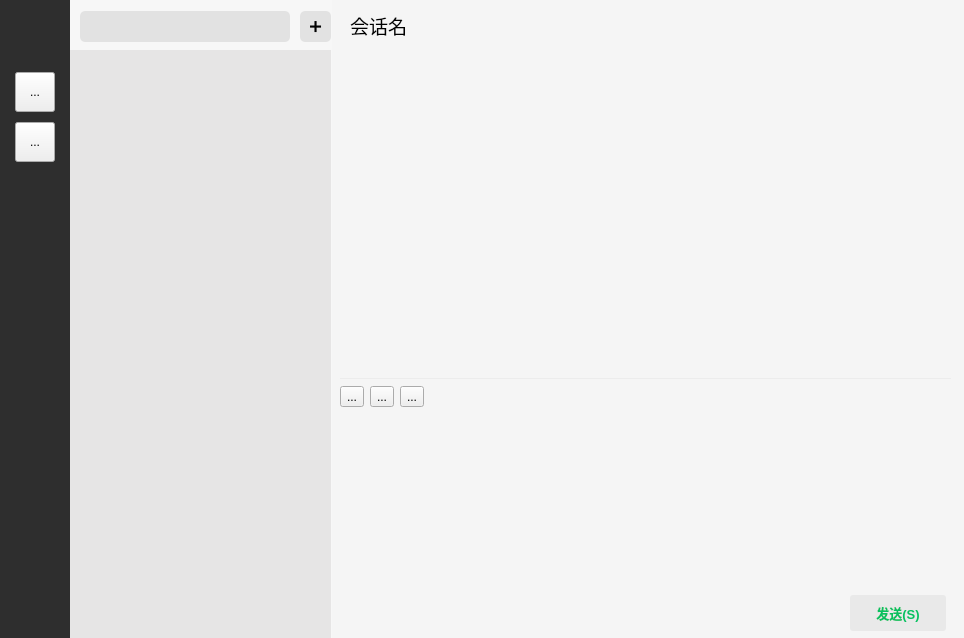
Qt form Client/ui/ChatMain/ClientMain.ui (sAkuraOfficial/Chat) before a commit.
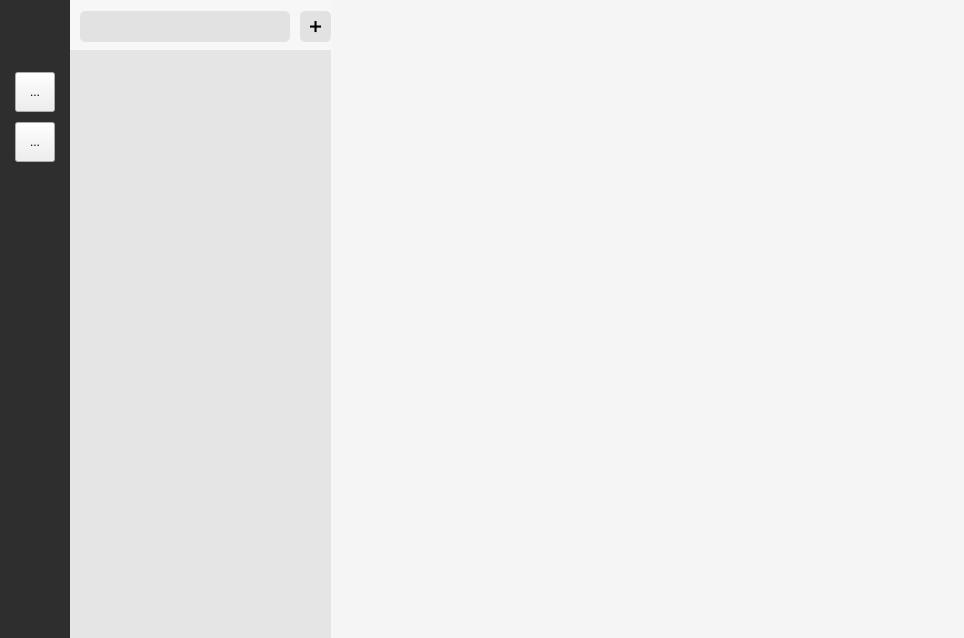
The same form after that commit. Icons and pictures are not drawn.

Diff of the .ui file:
```diff
--- a/Client/ui/ChatMain/ClientMain.ui
+++ b/Client/ui/ChatMain/ClientMain.ui
@@ -160,242 +160,22 @@
     </property>
    </widget>
   </widget>
-  <widget class="QLabel" name="label_sessionName">
-   <property name="geometry">
-    <rect>
-     <x>350</x>
-     <y>10</y>
-     <width>201</width>
-     <height>31</height>
-    </rect>
-   </property>
-   <property name="font">
-    <font>
-     <pointsize>14</pointsize>
-    </font>
-   </property>
-   <property name="text">
-    <string>会话名</string>
-   </property>
-  </widget>
-  <widget class="QSplitter" name="splitter_chat">
+  <widget class="QStackedWidget" name="stackedWidget">
    <property name="geometry">
     <rect>
      <x>340</x>
-     <y>60</y>
+     <y>10</y>
      <width>611</width>
-     <height>571</height>
+     <height>621</height>
     </rect>
    </property>
-   <property name="orientation">
-    <enum>Qt::Orientation::Vertical</enum>
+   <property name="sizePolicy">
+    <sizepolicy hsizetype="Preferred" vsizetype="Minimum">
+     <horstretch>0</horstretch>
+     <verstretch>3</verstretch>
+    </sizepolicy>
    </property>
-   <property name="childrenCollapsible">
-    <bool>false</bool>
-   </property>
-   <widget class="QStackedWidget" name="stackedWidget">
-    <property name="sizePolicy">
-     <sizepolicy hsizetype="Preferred" vsizetype="Minimum">
-      <horstretch>0</horstretch>
-      <verstretch>3</verstretch>
-     </sizepolicy>
-    </property>
-    <widget class="QWidget" name="stackedWidgetPage1" native="true"/>
-   </widget>
-   <widget class="QWidget" name="widget_2" native="true">
-    <property name="minimumSize">
-     <size>
-      <width>0</width>
-      <height>200</height>
-     </size>
-    </property>
-    <layout class="QVBoxLayout" name="verticalLayout">
-     <property name="spacing">
-      <number>0</number>
-     </property>
-     <property name="leftMargin">
-      <number>0</number>
-     </property>
-     <property name="topMargin">
-      <number>0</number>
-     </property>
-     <property name="rightMargin">
-      <number>0</number>
-     </property>
-     <property name="bottomMargin">
-      <number>0</number>
-     </property>
-     <item>
-      <widget class="QWidget" name="widget_toolbar1" native="true">
-       <property name="sizePolicy">
-        <sizepolicy hsizetype="Preferred" vsizetype="Preferred">
-         <horstretch>0</horstretch>
-         <verstretch>1</verstretch>
-        </sizepolicy>
-       </property>
-       <layout class="QHBoxLayout" name="horizontalLayout">
-        <property name="spacing">
-         <number>6</number>
-        </property>
-        <property name="leftMargin">
-         <number>0</number>
-        </property>
-        <property name="topMargin">
-         <number>0</number>
-        </property>
-        <property name="rightMargin">
-         <number>0</number>
-        </property>
-        <property name="bottomMargin">
-         <number>0</number>
-        </property>
-        <item>
-         <widget class="QToolButton" name="toolButton_3">
-          <property name="text">
-           <string>...</string>
-          </property>
-         </widget>
-        </item>
-        <item>
-         <widget class="QToolButton" name="toolButton_4">
-          <property name="text">
-           <string>...</string>
-          </property>
-         </widget>
-        </item>
-        <item>
-         <widget class="QToolButton" name="toolButton_2">
-          <property name="text">
-           <string>...</string>
-          </property>
-         </widget>
-        </item>
-        <item>
-         <spacer name="horizontalSpacer">
-          <property name="orientation">
-           <enum>Qt::Orientation::Horizontal</enum>
-          </property>
-          <property name="sizeHint" stdset="0">
-           <size>
-            <width>40</width>
-            <height>20</height>
-           </size>
-          </property>
-         </spacer>
-        </item>
-       </layout>
-      </widget>
-     </item>
-     <item>
-      <widget class="QTextEdit" name="textEdit_message">
-       <property name="sizePolicy">
-        <sizepolicy hsizetype="Expanding" vsizetype="Preferred">
-         <horstretch>0</horstretch>
-         <verstretch>5</verstretch>
-        </sizepolicy>
-       </property>
-       <property name="styleSheet">
-        <string notr="true">QScrollBar:vertical {
-    background: #f0f0f0; /* 背景颜色 */
-    width: 10px; /* 滚动条宽度 */
-    margin: 22px 0 22px 0; /* 上下边距 */
-}
-
-QScrollBar::handle:vertical {
-    background: #c0c0c0; /* 滑块颜色 */
-    border-radius: 5px; /* 圆角 */
-}
-
-QScrollBar::handle:vertical:hover {
-    background: #a0a0a0; /* 悬停时滑块颜色 */
-}
-
-QScrollBar::add-line:vertical, QScrollBar::sub-line:vertical {
-    background: none; /* 隐藏上下按钮 */
-}
-
-QScrollBar::up-arrow:vertical, QScrollBar::down-arrow:vertical {
-    background: none; /* 隐藏箭头 */
-}
-
-QScrollBar:horizontal {
-    background: #f0f0f0; /* 背景颜色 */
-    height: 10px; /* 滚动条高度 */
-    margin: 0 22px 0 22px; /* 左右边距 */
-}
-
-QScrollBar::handle:horizontal {
-    background: #c0c0c0; /* 滑块颜色 */
-    border-radius: 5px; /* 圆角 */
-}
-
-QScrollBar::handle:horizontal:hover {
-    background: #a0a0a0; /* 悬停时滑块颜色 */
-}
-
-QScrollBar::add-line:horizontal, QScrollBar::sub-line:horizontal {
-    background: none; /* 隐藏左右按钮 */
-}
-
-QScrollBar::left-arrow:horizontal, QScrollBar::right-arrow:horizontal {
-    background: none; /* 隐藏箭头 */
-}
-</string>
-       </property>
-      </widget>
-     </item>
-     <item>
-      <widget class="QWidget" name="widget_toolbar2" native="true">
-       <property name="sizePolicy">
-        <sizepolicy hsizetype="Preferred" vsizetype="Fixed">
-         <horstretch>0</horstretch>
-         <verstretch>1</verstretch>
-        </sizepolicy>
-       </property>
-       <layout class="QHBoxLayout" name="horizontalLayout_2">
-        <property name="spacing">
-         <number>0</number>
-        </property>
-        <property name="leftMargin">
-         <number>0</number>
-        </property>
-        <property name="topMargin">
-         <number>3</number>
-        </property>
-        <property name="rightMargin">
-         <number>5</number>
-        </property>
-        <property name="bottomMargin">
-         <number>0</number>
-        </property>
-        <item>
-         <spacer name="horizontalSpacer_2">
-          <property name="orientation">
-           <enum>Qt::Orientation::Horizontal</enum>
-          </property>
-          <property name="sizeHint" stdset="0">
-           <size>
-            <width>40</width>
-            <height>20</height>
-           </size>
-          </property>
-         </spacer>
-        </item>
-        <item>
-         <widget class="QPushButton" name="pushButton_sendMessage">
-          <property name="cursor">
-           <cursorShape>PointingHandCursor</cursorShape>
-          </property>
-          <property name="text">
-           <string>发送(S)</string>
-          </property>
-         </widget>
-        </item>
-       </layout>
-      </widget>
-     </item>
-    </layout>
-   </widget>
+   <widget class="QWidget" name="stackedWidgetPage1"/>
   </widget>
  </widget>
  <resources>
```
